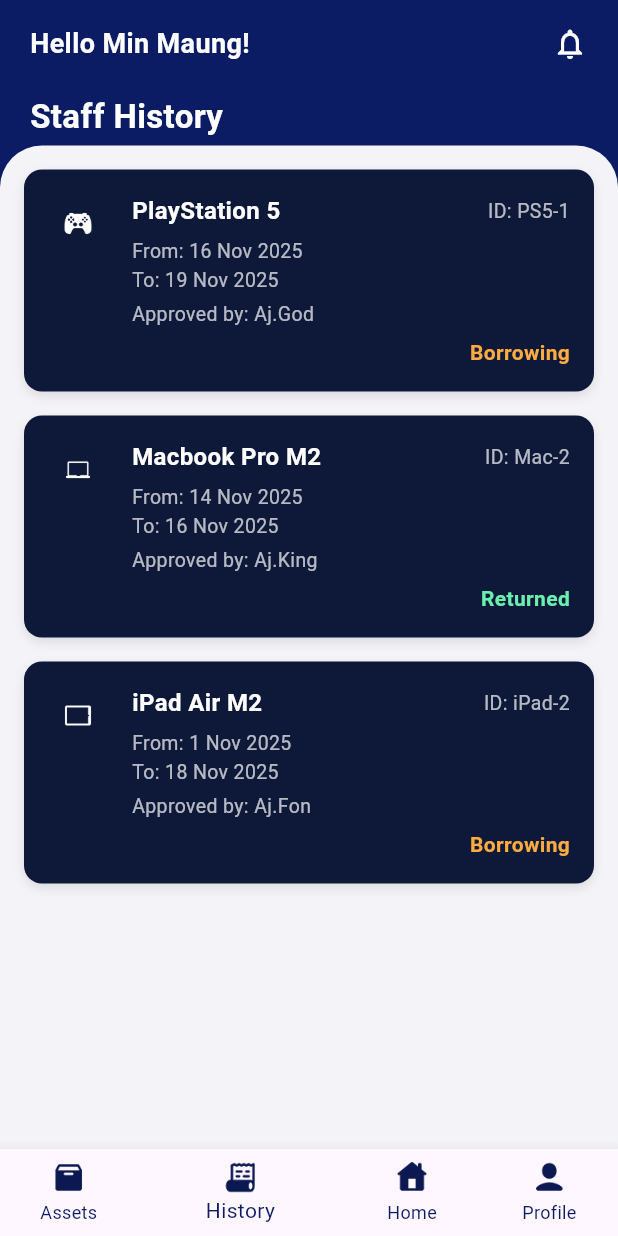
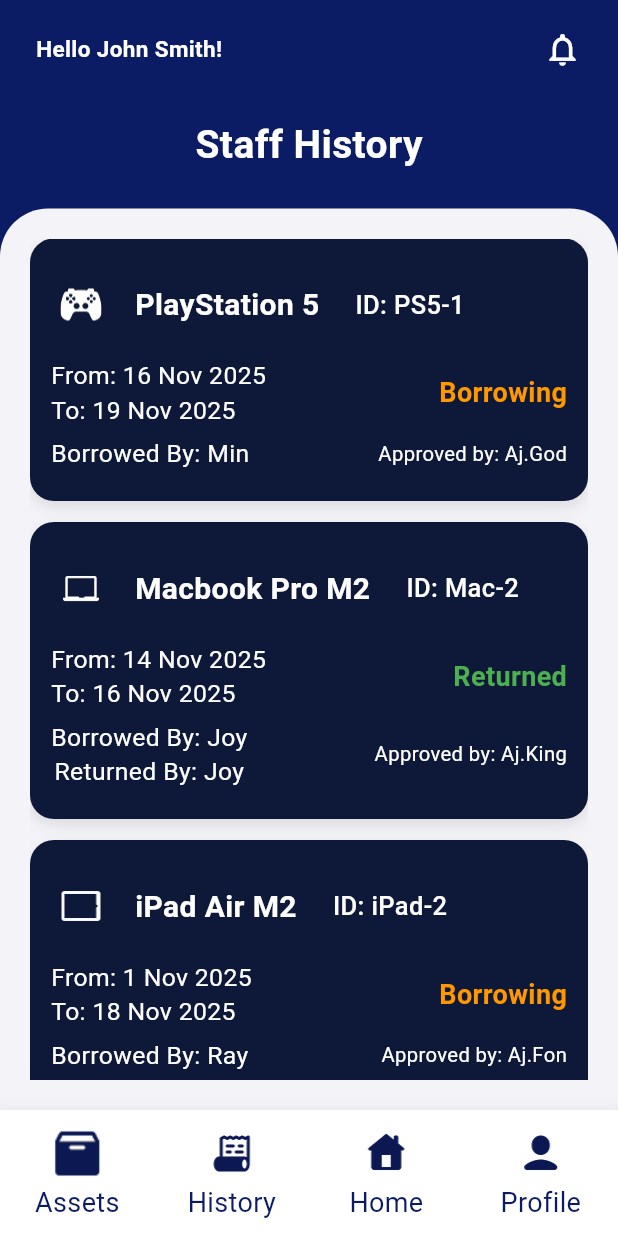
Before and after one commit to 6631501135MIN/asset_borrowing_system, a Flutter app: the StaffHistory screen opened directly, on a phone screen of 412 x 824 dp. Run offline on Flutter 3.47's test engine with Material 3 defaults, Android fonts, the phone set to English and light mode, and no system bars.

Commit message:
History alignment and pading done

```diff
--- a/lib/Staff_History.dart
+++ b/lib/Staff_History.dart
@@ -14,7 +14,7 @@ class StaffHistory extends StatelessWidget {
         "borrowedBy": "Min",
         "approvedBy": "Aj.God",
         "status": "Borrowing",
-      "icon": "assets/PS_Controller.png"
+        "icon": "assets/PS_Controller.png",
       },
       {
         "name": "Macbook Pro M2",
@@ -25,7 +25,7 @@ class StaffHistory extends StatelessWidget {
         "returnedBy": "Joy",
         "approvedBy": "Aj.King",
         "status": "Returned",
-      "icon": "assets/MacBook.png"
+        "icon": "assets/MacBook.png",
       },
       {
         "name": "iPad Air M2",
@@ -35,8 +35,9 @@ class StaffHistory extends StatelessWidget {
         "borrowedBy": "Ray",
         "approvedBy": "Aj.Fon",
         "status": "Borrowing",
-      "icon": "assets/iPad.png"
-    }];
+        "icon": "assets/iPad.png",
+      },
+    ];
 
     return Scaffold(
       backgroundColor: const Color(0xFF0C1C64),
@@ -46,25 +47,30 @@ class StaffHistory extends StatelessWidget {
         unselectedItemColor: const Color(0xFF0C1C64),
         currentIndex: 1,
         showUnselectedLabels: true,
+        type: BottomNavigationBarType.fixed,
+        iconSize: 40,
+        selectedFontSize: 18,
+        unselectedFontSize: 18,
+
         items: [
           BottomNavigationBarItem(
-            icon: Image.asset("assets/Empty_Box.png", width: 24, height: 24),
+            icon: Image.asset("assets/Empty_Box.png", width: 40, height: 40),
             label: "Assets",
           ),
           BottomNavigationBarItem(
             icon: Image.asset(
               "assets/Activity_History.png",
-              width: 24,
-              height: 24,
+              width: 30,
+              height: 40,
             ),
             label: "History",
           ),
           BottomNavigationBarItem(
-            icon: Image.asset("assets/Home_Page.png", width: 24, height: 24),
+            icon: Image.asset("assets/Home_Page.png", width: 30, height: 40),
             label: "Home",
           ),
           BottomNavigationBarItem(
-            icon: Image.asset("assets/User.png", width: 24, height: 24),
+            icon: Image.asset("assets/User.png", width: 30, height: 40),
             label: "Profile",
           ),
         ],
@@ -75,32 +81,35 @@ class StaffHistory extends StatelessWidget {
           children: [
             // Header
             Padding(
-              padding: const EdgeInsets.symmetric(horizontal: 20, vertical: 16),
+              padding: const EdgeInsets.fromLTRB(24, 20, 24, 8),
               child: Row(
                 mainAxisAlignment: MainAxisAlignment.spaceBetween,
-                children: [
-                  const Text(
-                    "Hello Min Maung!",
+                children: const [
+                  Text(
+                    "Hello John Smith!",
                     style: TextStyle(
                       color: Colors.white,
-                      fontSize: 18,
+                      fontSize: 15,
                       fontWeight: FontWeight.w600,
+                      height: 1.2,
                     ),
                   ),
-                  const Icon(Icons.notifications_none, color: Colors.white),
+                  Icon(Icons.notifications_none, color: Colors.white, size: 26),
                 ],
               ),
             ),
 
             // Title
-            const Padding(
-              padding: EdgeInsets.symmetric(horizontal: 20, vertical: 4),
+            Center(
+              child: const Padding(
+                padding: EdgeInsets.symmetric(horizontal: 24, vertical: 24),
                 child: Text(
                   "Staff History",
                   style: TextStyle(
                     color: Colors.white,
-                  fontSize: 22,
-                  fontWeight: FontWeight.bold,
+                    fontSize: 26,
+                    fontWeight: FontWeight.w700,
+                  ),
                 ),
               ),
             ),
@@ -111,96 +120,132 @@ class StaffHistory extends StatelessWidget {
                 decoration: const BoxDecoration(
                   color: Color(0xFFF4F4F8),
                   borderRadius: BorderRadius.only(
-                    topLeft: Radius.circular(28),
-                    topRight: Radius.circular(28),
+                    topLeft: Radius.circular(32),
+                    topRight: Radius.circular(32),
                   ),
                 ),
-                padding: const EdgeInsets.all(16),
-                child: ListView.builder(
+                padding: const EdgeInsets.symmetric(
+                  horizontal: 20,
+                  vertical: 20,
+                ),
+                child: historyItems.isEmpty
+                    ? _buildEmptyState(context)
+                    : ListView.builder(
+                        physics: const BouncingScrollPhysics(),
                         itemCount: historyItems.length,
                         itemBuilder: (context, index) {
                           final item = historyItems[index];
                           return Container(
-                      margin: const EdgeInsets.only(bottom: 16),
-                      padding: const EdgeInsets.all(16),
+                            margin: const EdgeInsets.only(bottom: 14),
+                            padding: const EdgeInsets.all(14),
                             decoration: BoxDecoration(
                               color: const Color(0xFF0E1939),
-                        borderRadius: BorderRadius.circular(12),
+                              borderRadius: BorderRadius.circular(16),
                               boxShadow: [
                                 BoxShadow(
                                   color: Colors.black.withOpacity(0.1),
-                            blurRadius: 5,
-                            offset: const Offset(0, 3),
+                                  blurRadius: 8,
+                                  offset: const Offset(0, 4),
                                 ),
                               ],
                             ),
-                      child: Row(
+                            child: Expanded(
+                              child: Column(
                                 crossAxisAlignment: CrossAxisAlignment.start,
+                                children: [
+                                  Row(
                                     children: [
                                       Image.asset(
                                         item['icon'].toString(),
                                         width: 40,
-                            height: 40,
+                                        height: 60,
                                       ),
-                          const SizedBox(width: 16),
-                          Expanded(
-                            child: Column(
-                              crossAxisAlignment: CrossAxisAlignment.start,
-                              children: [
+                                      SizedBox(width: 16),
+                                      Text(
+                                        item["name"].toString(),
+                                        style: const TextStyle(
+                                          color: Colors.white,
+                                          fontSize: 20,
+                                          fontWeight: FontWeight.w700,
+                                          height: 1.3,
+                                        ),
+                                      ),
+                                      SizedBox(width: 24),
+                                      Text(
+                                        "ID: ${item["id"]}",
+                                        style: const TextStyle(
+                                          color: Colors.white,
+                                          fontSize: 17,
+                                          fontWeight: FontWeight.w500,
+                                        ),
+                                      ),
+                                    ],
+                                  ),
+                                  const SizedBox(height: 6),
                                   Row(
                                     mainAxisAlignment:
                                         MainAxisAlignment.spaceBetween,
                                     children: [
                                       Text(
-                                      item["name"].toString(),
+                                        "From: ${item["from"]}\nTo: ${item["to"]}",
                                         style: const TextStyle(
                                           color: Colors.white,
-                                        fontSize: 16,
-                                        fontWeight: FontWeight.bold,
+                                          fontSize: 16.5,
+                                          height: 1.4,
                                         ),
                                       ),
                                       Text(
-                                      "ID: ${item["id"]}",
-                                      style: const TextStyle(
-                                        color: Colors.white70,
-                                        fontSize: 13,
+                                        item["status"].toString(),
+                                        style: TextStyle(
+                                          color: item["status"] == "Borrowing"
+                                              ? Colors.orange
+                                              : Colors.green,
+                                          fontWeight: FontWeight.w700,
+                                          fontSize: 18,
                                         ),
                                       ),
                                     ],
                                   ),
                                   const SizedBox(height: 6),
+                                  Row(
+                                    mainAxisAlignment:
+                                        MainAxisAlignment.spaceBetween,
+                                    children: [
+                                      Column(
+                                        children: [
                                           Text(
-                                  "From: ${item["from"]}\nTo: ${item["to"]}",
+                                            "Borrowed By: ${item['borrowedBy']}",
                                             style: const TextStyle(
-                                    color: Colors.white70,
-                                    fontSize: 13,
+                                              color: Colors.white,
+                                              fontSize: 16.5,
+                                              height: 1.4,
                                             ),
                                           ),
-                                const SizedBox(height: 4),
+                                          item['returnedBy'] != null
+                                              ? Text(
+                                                  "Returned By: ${item['returnedBy']}",
+                                                  style: const TextStyle(
+                                                    color: Colors.white,
+                                                    fontSize: 16.5,
+                                                    height: 1.4,
+                                                  ),
+                                                )
+                                              : SizedBox(),
+                                        ],
+                                      ),
                                       Text(
                                         "Approved by: ${item["approvedBy"]}",
                                         style: const TextStyle(
-                                    color: Colors.white70,
-                                    fontSize: 13,
-                                  ),
-                                ),
-                                const SizedBox(height: 6),
-                                Align(
-                                  alignment: Alignment.centerRight,
-                                  child: Text(
-                                    item["status"].toString(),
-                                    style: TextStyle(
-                                      color: item["status"] == "Borrowing"
-                                          ? Colors.orangeAccent
-                                          : Colors.greenAccent,
-                                      fontWeight: FontWeight.w600,
-                                    ),
+                                          color: Colors.white,
+                                          fontSize: 13.5,
+                                          height: 1.4,
                                         ),
                                       ),
                                     ],
                                   ),
+                                  const SizedBox(height: 6),
+                                ],
                               ),
-                        ],
                             ),
                           );
                         },
@@ -218,33 +263,32 @@ class StaffHistory extends StatelessWidget {
       child: Column(
         mainAxisAlignment: MainAxisAlignment.center,
         children: [
-          Image.asset("assets/searchIcon.png", width: 200, height: 200),
-          const SizedBox(height: 24),
+          Image.asset("assets/searchIcon.png", width: 220, height: 220),
+          const SizedBox(height: 28),
           const Text(
             "No history found yet",
             style: TextStyle(
-              fontSize: 24,
-              fontWeight: FontWeight.bold,
+              fontSize: 20,
+              fontWeight: FontWeight.w700,
               color: Colors.black,
             ),
           ),
-          const SizedBox(height: 12),
+          const SizedBox(height: 10),
           const Text(
             "Activity of your assets will appear.",
-            style: TextStyle(fontSize: 16, color: Colors.grey),
+            style: TextStyle(fontSize: 16, color: Colors.black, height: 1.4),
           ),
-          const SizedBox(height: 32),
+          const SizedBox(height: 28),
           ElevatedButton(
-            onPressed: () {
-              // Navigate to assets page (handled by bottom navigation)
-            },
+            onPressed: () {},
             style: ElevatedButton.styleFrom(
               backgroundColor: const Color(0xFF0C1C64),
               foregroundColor: Colors.white,
-              padding: const EdgeInsets.symmetric(horizontal: 48, vertical: 16),
+              padding: const EdgeInsets.symmetric(horizontal: 42, vertical: 14),
               shape: RoundedRectangleBorder(
-                borderRadius: BorderRadius.circular(25),
+                borderRadius: BorderRadius.circular(22),
               ),
+              elevation: 0,
             ),
             child: const Text(
               "Go to assets",
--- a/lib/main.dart
+++ b/lib/main.dart
@@ -1,7 +1,6 @@
 import 'package:asset_borrowing_system/Borrower_History.dart';
 import 'package:asset_borrowing_system/Lender_History.dart';
 import 'package:asset_borrowing_system/Staff_History.dart';
-import 'package:asset_borrowing_system/bottomNavigationBar.dart';
 import 'package:flutter/material.dart';
 
 void main() {
@@ -16,7 +15,7 @@ class MyApp extends StatelessWidget {
     return MaterialApp(
       title: 'Asset Borrowing System',
       theme: ThemeData(primarySwatch: Colors.blue, useMaterial3: true),
-      home: const BorrowerHistory(),
+      home: const StaffHistory(),
       debugShowCheckedModeBanner: false,
     );
   }
```
Also changed, not shown: lib/Borrower_History.dart (+115 -74 lines), lib/Lender_History.dart (+86 -74 lines). Lines whose indentation alone changed are shown as unchanged.
